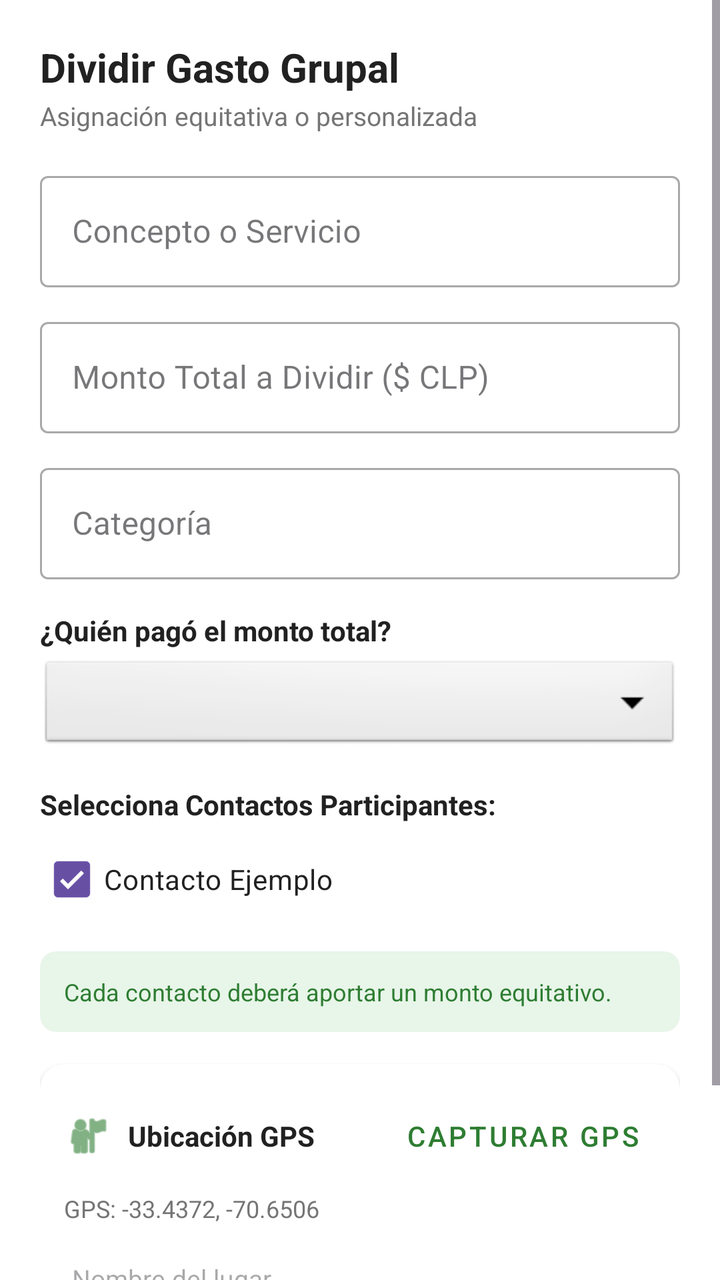
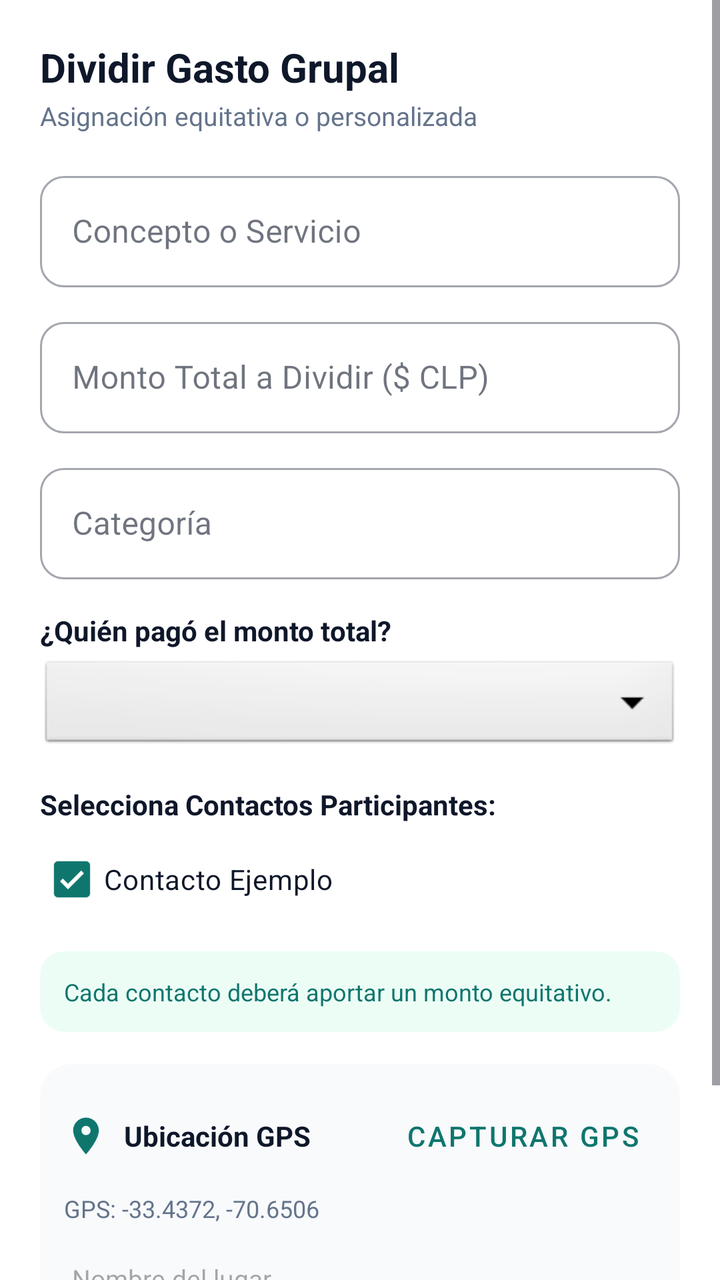

Two renders of the same Android screen: before a commit and after it. Below are the layout's source before the change and the commit's diff.
<!-- AndroidManifest.xml: application theme Theme.CashoLocal -->
<!-- res/layout/dialog_add_shared_expense.xml -->
<?xml version="1.0" encoding="utf-8"?>
<ScrollView xmlns:android="http://schemas.android.com/apk/res/android"
    xmlns:app="http://schemas.android.com/apk/res-auto"
    xmlns:tools="http://schemas.android.com/tools"
    android:id="@+id/scrollnuevogastocompartido"
    android:layout_width="match_parent"
    android:layout_height="wrap_content"
    android:background="#FFFFFF"
    tools:context=".AddSharedExpenseDialogFragment">

    <LinearLayout
        android:id="@+id/llcontenedorraizdialogocompartido"
        android:layout_width="match_parent"
        android:layout_height="wrap_content"
        android:orientation="vertical"
        android:padding="20dp">

        
        <TextView
            android:id="@+id/tvtitulodividirgasto"
            android:layout_width="wrap_content"
            android:layout_height="wrap_content"
            android:text="@string/shared_dialog_title"
            android:textColor="#212121"
            android:textSize="20sp"
            android:textStyle="bold" />

        <TextView
            android:id="@+id/tvsubtitulodividirgasto"
            android:layout_width="wrap_content"
            android:layout_height="wrap_content"
            android:layout_marginTop="2dp"
            android:text="@string/shared_dialog_subtitle"
            android:textColor="#757575"
            android:textSize="13sp" />

        
        <com.google.android.material.textfield.TextInputLayout
            android:id="@+id/tilcontenedorconcepto"
            style="@style/Widget.MaterialComponents.TextInputLayout.OutlinedBox"
            android:layout_width="match_parent"
            android:layout_height="wrap_content"
            android:layout_marginTop="16dp"
            android:hint="@string/concept_hint">

            <com.google.android.material.textfield.TextInputEditText
                android:id="@+id/etconceptoservicio"
                android:layout_width="match_parent"
                android:layout_height="wrap_content"
                android:inputType="text" />

        </com.google.android.material.textfield.TextInputLayout>

        
        <com.google.android.material.textfield.TextInputLayout
            android:id="@+id/tilcontenedormontototal"
            style="@style/Widget.MaterialComponents.TextInputLayout.OutlinedBox"
            android:layout_width="match_parent"
            android:layout_height="wrap_content"
            android:layout_marginTop="12dp"
            android:hint="@string/total_amount_hint">

            <com.google.android.material.textfield.TextInputEditText
                android:id="@+id/etmontototaldividir"
                android:layout_width="match_parent"
                android:layout_height="wrap_content"
                android:inputType="numberDecimal" />

        </com.google.android.material.textfield.TextInputLayout>

        
        <com.google.android.material.textfield.TextInputLayout
            android:id="@+id/tilcontenedorcategoriagasto"
            style="@style/Widget.MaterialComponents.TextInputLayout.OutlinedBox"
            android:layout_width="match_parent"
            android:layout_height="wrap_content"
            android:layout_marginTop="12dp"
            android:hint="@string/category_hint">

            <com.google.android.material.textfield.TextInputEditText
                android:id="@+id/etcategoriagasto"
                android:layout_width="match_parent"
                android:layout_height="wrap_content"
                android:inputType="text" />

        </com.google.android.material.textfield.TextInputLayout>

        
        <TextView
            android:id="@+id/tvpreguntaquienpago"
            android:layout_width="wrap_content"
            android:layout_height="wrap_content"
            android:layout_marginTop="16dp"
            android:text="@string/who_paid_label"
            android:textColor="#212121"
            android:textSize="14sp"
            android:textStyle="bold" />

        <Spinner
            android:id="@+id/sppagador"
            android:layout_width="match_parent"
            android:layout_height="48dp"
            android:layout_marginTop="4dp"
            android:background="@android:drawable/btn_dropdown" />

        
        <TextView
            android:id="@+id/tvtituloseleccioncontactos"
            android:layout_width="wrap_content"
            android:layout_height="wrap_content"
            android:layout_marginTop="16dp"
            android:text="@string/select_contacts_label"
            android:textColor="#212121"
            android:textSize="14sp"
            android:textStyle="bold" />

        <LinearLayout
            android:id="@+id/llseleccionparticipantes"
            android:layout_width="match_parent"
            android:layout_height="wrap_content"
            android:layout_marginTop="4dp"
            android:orientation="vertical">

            <CheckBox
                android:id="@+id/chkcontacto1"
                android:layout_width="wrap_content"
                android:layout_height="wrap_content"
                android:checked="true"
                android:text="@string/sample_contact_1"
                android:textColor="#212121" />

        </LinearLayout>

        
        <androidx.cardview.widget.CardView
            android:id="@+id/cvtarjetavistapreviadivision"
            android:layout_width="match_parent"
            android:layout_height="wrap_content"
            android:layout_marginTop="12dp"
            app:cardBackgroundColor="#E8F5E9"
            app:cardCornerRadius="8dp"
            app:cardElevation="0dp">

            <TextView
                android:id="@+id/tvvistapreviadivision"
                android:layout_width="match_parent"
                android:layout_height="wrap_content"
                android:padding="12dp"
                android:text="@string/split_preview_default"
                android:textColor="#2E7D32"
                android:textSize="12sp" />

        </androidx.cardview.widget.CardView>

        
        <androidx.cardview.widget.CardView
            android:id="@+id/cvpanelgpscompartido"
            android:layout_width="match_parent"
            android:layout_height="wrap_content"
            android:layout_marginTop="16dp"
            app:cardCornerRadius="12dp"
            app:cardElevation="2dp">

            <LinearLayout
                android:id="@+id/llcontenedorgpscompartido"
                android:layout_width="match_parent"
                android:layout_height="wrap_content"
                android:orientation="vertical"
                android:padding="12dp">

                <LinearLayout
                    android:id="@+id/llcabeceragpscompartido"
                    android:layout_width="match_parent"
                    android:layout_height="wrap_content"
                    android:gravity="center_vertical"
                    android:orientation="horizontal">

                    <ImageView
                        android:id="@+id/imgiconogpscompartido"
                        android:layout_width="24dp"
                        android:layout_height="24dp"
                        android:contentDescription="@string/gps_title"
                        android:src="@android:drawable/ic_menu_myplaces"
                        app:tint="#2E7D32" />

                    <TextView
                        android:id="@+id/tvtituloubicacioncompartido"
                        android:layout_width="0dp"
                        android:layout_height="wrap_content"
                        android:layout_marginStart="8dp"
                        android:layout_weight="1"
                        android:text="@string/gps_title"
                        android:textColor="#212121"
                        android:textSize="14sp"
                        android:textStyle="bold" />

                    <com.google.android.material.button.MaterialButton
                        android:id="@+id/btncapturargpscompartido"
                        style="@style/Widget.MaterialComponents.Button.TextButton"
                        android:layout_width="wrap_content"
                        android:layout_height="wrap_content"
                        android:text="@string/capture_gps_btn"
                        android:textColor="#2E7D32" />

                </LinearLayout>

                <TextView
                    android:id="@+id/tvcoordenadasgpscompartido"
                    android:layout_width="wrap_content"
                    android:layout_height="wrap_content"
                    android:layout_marginTop="4dp"
                    android:text="@string/default_gps_coords"
                    android:textColor="#757575"
                    android:textSize="12sp" />

                <com.google.android.material.textfield.TextInputEditText
                    android:id="@+id/etnombrelugarcompartido"
                    android:layout_width="match_parent"
                    android:layout_height="wrap_content"
                    android:layout_marginTop="8dp"
                    android:hint="@string/place_name_hint"
                    android:inputType="text"
                    android:textSize="13sp" />

            </LinearLayout>

        </androidx.cardview.widget.CardView>

        
        <LinearLayout
            android:id="@+id/llaccionesdialogocompartido"
            android:layout_width="match_parent"
            android:layout_height="wrap_content"
            android:layout_marginTop="20dp"
            android:gravity="end"
            android:orientation="horizontal">

            <com.google.android.material.button.MaterialButton
                android:id="@+id/btncancelargastocompartido"
                style="@style/Widget.MaterialComponents.Button.TextButton"
                android:layout_width="wrap_content"
                android:layout_height="wrap_content"
                android:text="@string/cancel_btn"
                android:textColor="#757575" />

            <com.google.android.material.button.MaterialButton
                android:id="@+id/btnguardargastocompartido"
                android:layout_width="wrap_content"
                android:layout_height="wrap_content"
                android:layout_marginStart="12dp"
                android:backgroundTint="#2E7D32"
                android:text="@string/save_btn"
                android:textColor="#FFFFFF" />

        </LinearLayout>

    </LinearLayout>

</ScrollView>
<!-- resources referenced by this layout -->
<resources>
  <string name="cancel_btn">Cancelar</string>
  <string name="capture_gps_btn">Capturar GPS</string>
  <string name="category_hint">Categoría</string>
  <string name="concept_hint">Concepto o Servicio</string>
  <string name="default_gps_coords">GPS: -33.4372, -70.6506</string>
  <string name="gps_title">Ubicación GPS</string>
  <string name="place_name_hint">Nombre del lugar</string>
  <string name="sample_contact_1">Contacto Ejemplo</string>
  <string name="save_btn">Guardar</string>
  <string name="select_contacts_label">Selecciona Contactos Participantes:</string>
  <string name="shared_dialog_subtitle">Asignación equitativa o personalizada</string>
  <string name="shared_dialog_title">Dividir Gasto Grupal</string>
  <string name="split_preview_default">Cada contacto deberá aportar un monto equitativo.</string>
  <string name="total_amount_hint">Monto Total a Dividir ($ CLP)</string>
  <string name="who_paid_label">¿Quién pagó el monto total?</string>
  <style name="Theme.CashoLocal" parent="Base.Theme.CashoLocal" />
  <style name="Base.Theme.CashoLocal" parent="Theme.Material3.DayNight.NoActionBar">
          
          
      </style>
</resources>

<!-- the commit's change to res/layout/dialog_add_shared_expense.xml (unified diff, before → after) -->
@@ -5,7 +5,7 @@
     android:id="@+id/scrollnuevogastocompartido"
     android:layout_width="match_parent"
     android:layout_height="wrap_content"
-    android:background="#FFFFFF"
+    android:background="@color/surface_light"
     tools:context=".AddSharedExpenseDialogFragment">
 
     <LinearLayout
@@ -21,7 +21,7 @@
             android:layout_width="wrap_content"
             android:layout_height="wrap_content"
             android:text="@string/shared_dialog_title"
-            android:textColor="#212121"
+            android:textColor="@color/text_primary"
             android:textSize="20sp"
             android:textStyle="bold" />
 
@@ -31,7 +31,7 @@
             android:layout_height="wrap_content"
             android:layout_marginTop="2dp"
             android:text="@string/shared_dialog_subtitle"
-            android:textColor="#757575"
+            android:textColor="@color/text_secondary"
             android:textSize="13sp" />
 
         
@@ -41,13 +41,18 @@
             android:layout_width="match_parent"
             android:layout_height="wrap_content"
             android:layout_marginTop="16dp"
-            android:hint="@string/concept_hint">
+            android:hint="@string/concept_hint"
+            app:boxCornerRadiusBottomEnd="12dp"
+            app:boxCornerRadiusBottomStart="12dp"
+            app:boxCornerRadiusTopEnd="12dp"
+            app:boxCornerRadiusTopStart="12dp">
 
             <com.google.android.material.textfield.TextInputEditText
                 android:id="@+id/etconceptoservicio"
                 android:layout_width="match_parent"
                 android:layout_height="wrap_content"
-                android:inputType="text" />
+                android:inputType="text"
+                android:textColor="@color/text_primary" />
 
         </com.google.android.material.textfield.TextInputLayout>
 
@@ -58,13 +63,18 @@
             android:layout_width="match_parent"
             android:layout_height="wrap_content"
             android:layout_marginTop="12dp"
-            android:hint="@string/total_amount_hint">
+            android:hint="@string/total_amount_hint"
+            app:boxCornerRadiusBottomEnd="12dp"
+            app:boxCornerRadiusBottomStart="12dp"
+            app:boxCornerRadiusTopEnd="12dp"
+            app:boxCornerRadiusTopStart="12dp">
 
             <com.google.android.material.textfield.TextInputEditText
                 android:id="@+id/etmontototaldividir"
                 android:layout_width="match_parent"
                 android:layout_height="wrap_content"
-                android:inputType="numberDecimal" />
+                android:inputType="numberDecimal"
+                android:textColor="@color/text_primary" />
 
         </com.google.android.material.textfield.TextInputLayout>
 
@@ -75,13 +85,18 @@
             android:layout_width="match_parent"
             android:layout_height="wrap_content"
             android:layout_marginTop="12dp"
-            android:hint="@string/category_hint">
+            android:hint="@string/category_hint"
+            app:boxCornerRadiusBottomEnd="12dp"
+            app:boxCornerRadiusBottomStart="12dp"
+            app:boxCornerRadiusTopEnd="12dp"
+            app:boxCornerRadiusTopStart="12dp">
 
             <com.google.android.material.textfield.TextInputEditText
                 android:id="@+id/etcategoriagasto"
                 android:layout_width="match_parent"
                 android:layout_height="wrap_content"
-                android:inputType="text" />
+                android:inputType="text"
+                android:textColor="@color/text_primary" />
 
         </com.google.android.material.textfield.TextInputLayout>
 
@@ -92,7 +107,7 @@
             android:layout_height="wrap_content"
             android:layout_marginTop="16dp"
             android:text="@string/who_paid_label"
-            android:textColor="#212121"
+            android:textColor="@color/text_primary"
             android:textSize="14sp"
             android:textStyle="bold" />
 
@@ -110,7 +125,7 @@
             android:layout_height="wrap_content"
             android:layout_marginTop="16dp"
             android:text="@string/select_contacts_label"
-            android:textColor="#212121"
+            android:textColor="@color/text_primary"
             android:textSize="14sp"
             android:textStyle="bold" />
 
@@ -127,7 +142,7 @@
                 android:layout_height="wrap_content"
                 android:checked="true"
                 android:text="@string/sample_contact_1"
-                android:textColor="#212121" />
+                android:textColor="@color/text_primary" />
 
         </LinearLayout>
 
@@ -137,8 +152,8 @@
             android:layout_width="match_parent"
             android:layout_height="wrap_content"
             android:layout_marginTop="12dp"
-            app:cardBackgroundColor="#E8F5E9"
-            app:cardCornerRadius="8dp"
+            app:cardBackgroundColor="@color/primary_container"
+            app:cardCornerRadius="12dp"
             app:cardElevation="0dp">
 
             <TextView
@@ -147,7 +162,7 @@
                 android:layout_height="wrap_content"
                 android:padding="12dp"
                 android:text="@string/split_preview_default"
-                android:textColor="#2E7D32"
+                android:textColor="@color/primary"
                 android:textSize="12sp" />
 
         </androidx.cardview.widget.CardView>
@@ -158,8 +173,9 @@
             android:layout_width="match_parent"
             android:layout_height="wrap_content"
             android:layout_marginTop="16dp"
-            app:cardCornerRadius="12dp"
-            app:cardElevation="2dp">
+            app:cardBackgroundColor="@color/background_light"
+            app:cardCornerRadius="16dp"
+            app:cardElevation="0dp">
 
             <LinearLayout
                 android:id="@+id/llcontenedorgpscompartido"
@@ -177,11 +193,11 @@
 
                     <ImageView
                         android:id="@+id/imgiconogpscompartido"
-                        android:layout_width="24dp"
-                        android:layout_height="24dp"
+                        android:layout_width="22dp"
+                        android:layout_height="22dp"
                         android:contentDescription="@string/gps_title"
-                        android:src="@android:drawable/ic_menu_myplaces"
-                        app:tint="#2E7D32" />
+                        android:src="@drawable/ic_location"
+                        app:tint="@color/primary" />
 
                     <TextView
                         android:id="@+id/tvtituloubicacioncompartido"
@@ -190,7 +206,7 @@
                         android:layout_marginStart="8dp"
                         android:layout_weight="1"
                         android:text="@string/gps_title"
-                        android:textColor="#212121"
+                        android:textColor="@color/text_primary"
                         android:textSize="14sp"
                         android:textStyle="bold" />
 
@@ -200,7 +216,7 @@
                         android:layout_width="wrap_content"
                         android:layout_height="wrap_content"
                         android:text="@string/capture_gps_btn"
-                        android:textColor="#2E7D32" />
+                        android:textColor="@color/primary" />
 
                 </LinearLayout>
 
@@ -210,7 +226,7 @@
                     android:layout_height="wrap_content"
                     android:layout_marginTop="4dp"
                     android:text="@string/default_gps_coords"
-                    android:textColor="#757575"
+                    android:textColor="@color/text_secondary"
                     android:textSize="12sp" />
 
                 <com.google.android.material.textfield.TextInputEditText
@@ -220,6 +236,7 @@
                     android:layout_marginTop="8dp"
                     android:hint="@string/place_name_hint"
                     android:inputType="text"
+                    android:textColor="@color/text_primary"
                     android:textSize="13sp" />
 
             </LinearLayout>
@@ -241,16 +258,16 @@
                 android:layout_width="wrap_content"
                 android:layout_height="wrap_content"
                 android:text="@string/cancel_btn"
-                android:textColor="#757575" />
+                android:textColor="@color/text_secondary" />
 
             <com.google.android.material.button.MaterialButton
                 android:id="@+id/btnguardargastocompartido"
                 android:layout_width="wrap_content"
                 android:layout_height="wrap_content"
                 android:layout_marginStart="12dp"
-                android:backgroundTint="#2E7D32"
+                android:backgroundTint="@color/primary"
                 android:text="@string/save_btn"
-                android:textColor="#FFFFFF" />
+                android:textColor="@color/white" />
 
         </LinearLayout>
 
<!-- resource entries referenced after the edit -->
@@ -1,5 +1,22 @@
 <!-- resources referenced by this layout -->
 <resources>
+  <color name="background_light">#F8FAFC</color>
+  <color name="primary">#0F766E</color>
+  <color name="primary_container">#ECFDF5</color>
+  <color name="surface_light">#FFFFFF</color>
+  <color name="text_primary">#0F172A</color>
+  <color name="text_secondary">#64748B</color>
+  <color name="white">#FFFFFFFF</color>
+  <!-- drawable ic_location (drawable) -->
+  <vector xmlns:android="http://schemas.android.com/apk/res/android"
+      android:width="24dp"
+      android:height="24dp"
+      android:viewportWidth="24"
+      android:viewportHeight="24">
+      <path
+          android:fillColor="#FF000000"
+          android:pathData="M12,2C8.13,2 5,5.13 5,9c0,5.25 7,13 7,13s7,-7.75 7,-13c0,-3.87 -3.13,-7 -7,-7zm0,9.5c-1.38,0 -2.5,-1.12 -2.5,-2.5s1.12,-2.5 2.5,-2.5 2.5,1.12 2.5,2.5 -1.12,2.5 -2.5,2.5z"/>
+  </vector>
   <string name="cancel_btn">Cancelar</string>
   <string name="capture_gps_btn">Capturar GPS</string>
   <string name="category_hint">Categoría</string>
@@ -18,7 +35,20 @@
   <style name="Theme.CashoLocal" parent="Base.Theme.CashoLocal" />
   <style name="Base.Theme.CashoLocal" parent="Theme.Material3.DayNight.NoActionBar">
           
-          
+          <item name="colorPrimary">@color/primary</item>
+          <item name="colorPrimaryVariant">@color/primary_dark</item>
+          <item name="colorOnPrimary">@color/white</item>
+          <item name="colorPrimaryContainer">@color/primary_container</item>
+          <item name="colorOnPrimaryContainer">@color/on_primary_container</item>
+  
+          <item name="android:windowBackground">@color/background_light</item>
+          <item name="colorSurface">@color/surface_light</item>
+          <item name="colorOnSurface">@color/text_primary</item>
+  
+          <item name="android:statusBarColor">@color/background_light</item>
+          <item name="android:windowLightStatusBar">true</item>
       </style>
+  <color name="primary_dark">#047857</color>
+  <color name="on_primary_container">#047857</color>
 </resources>
 
